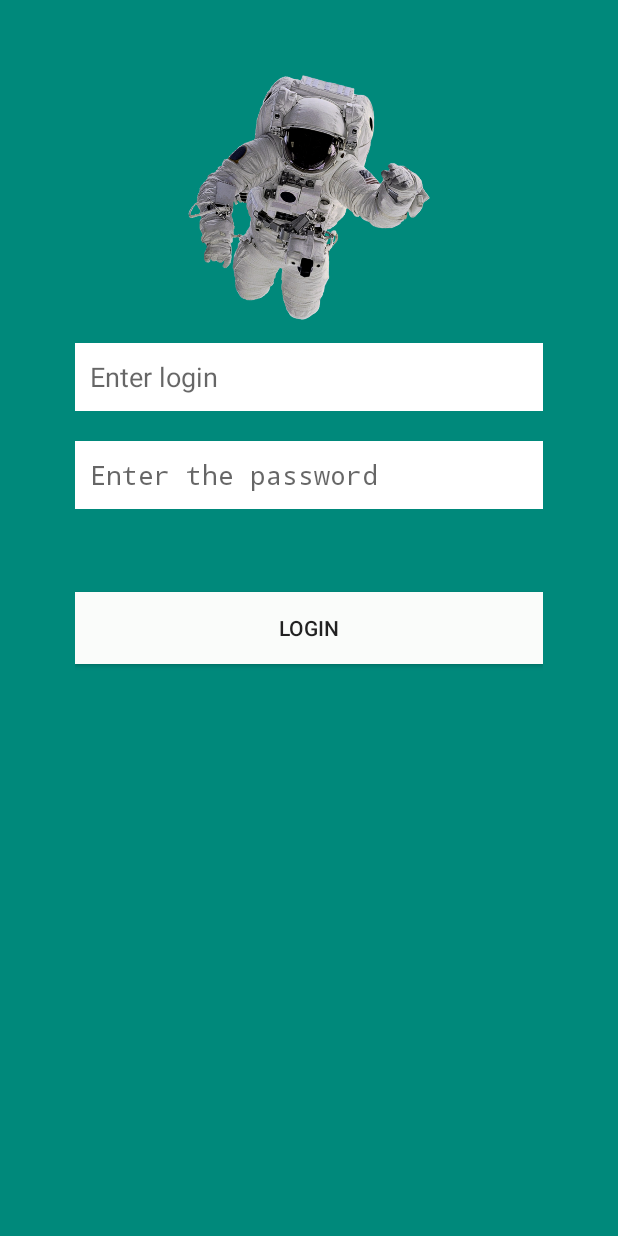
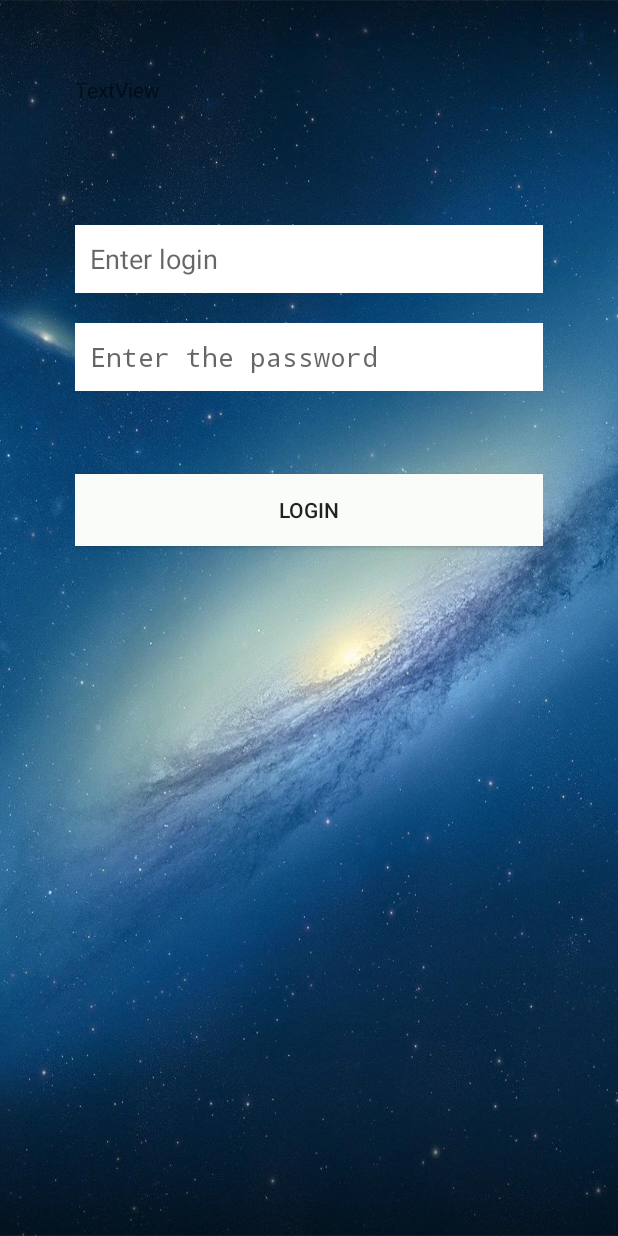
Before and after one commit to darital/FirstGame, an Android app: the screen it shows after launch (LoginActivity), on a phone screen of 412 x 824 dp. Run offline under Robolectric (Android 15) with nearby library versions, the phone set to English and light mode, and no system bars; libraries missing offline, so code that uses them is left out: com.victor.loading; 3 statements that could not run were skipped.

Commit message:
splash edit

```diff
--- a/app/src/main/java/com/example/firstgame/SplashActivity.java
+++ b/app/src/main/java/com/example/firstgame/SplashActivity.java
@@ -21,7 +21,7 @@ public class SplashActivity extends Activity {
         setContentView(R.layout.activity_splash);
         newtonCradleLoading = (NewtonCradleLoading)findViewById(R.id.newton_cradle_loading);
 
-        newtonCradleLoading.setLoadingColor(Color.GREEN);
+        newtonCradleLoading.setLoadingColor(Color.WHITE);
 
         new CountDownTimer(3000,1000){
 
--- a/app/src/main/res/layout/activity_login.xml
+++ b/app/src/main/res/layout/activity_login.xml
@@ -3,19 +3,18 @@
     xmlns:app="http://schemas.android.com/apk/res-auto"
     xmlns:float="http://schemas.android.com/apk/res-auto"
     xmlns:tools="http://schemas.android.com/tools"
+    android:layout_width="match_parent"
+    android:layout_height="match_parent"
+    android:background="@drawable/dataspace1"
     android:orientation="vertical"
     android:padding="50dp"
-    android:layout_width="match_parent"
-    android:background="#00897B"
-    android:layout_height="match_parent"
     tools:context=".LoginActivity">
 
-    <ImageView
-        android:id="@+id/imageView2"
+    <TextView
+        android:id="@+id/textView5"
         android:layout_width="match_parent"
-        android:layout_height="163dp"
-        android:src="@drawable/data"
-        android:layout_marginBottom="15dp" />
+        android:layout_height="100dp"
+        android:text="TextView" />
 
     <EditText
         android:id="@+id/etLogin"
```
Also changed, not shown: app/src/main/res/layout/activity_splash.xml (+18 -2 lines), app/src/main/res/drawable/daspace.png (added), app/src/main/res/drawable/dataspace1.jpg (added), app/src/main/res/drawable/earth.jpg (added), app/src/main/res/drawable/space.jpg (added). Lines whose indentation alone changed are shown as unchanged.
